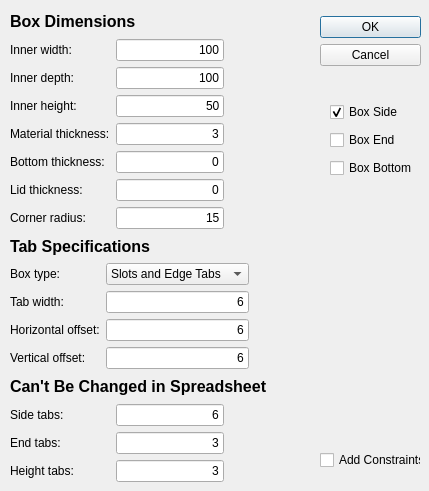
Qt form LivingHingeBox/Macro_LivingHingeBox.ui (gharley/FreeCAD_Macros) before a commit.
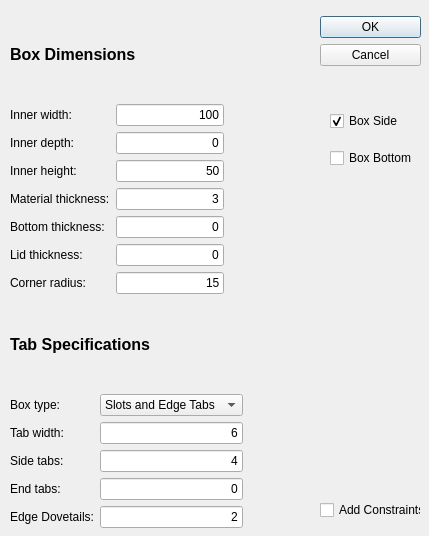
The same form after that commit.

Commit message: refactor and added temporary end lines

Patch:
```diff
--- a/LivingHingeBox/Macro_LivingHingeBox.ui
+++ b/LivingHingeBox/Macro_LivingHingeBox.ui
@@ -7,7 +7,7 @@
     <x>0</x>
     <y>0</y>
     <width>429</width>
-    <height>491</height>
+    <height>536</height>
    </rect>
   </property>
   <property name="windowTitle">
@@ -38,7 +38,7 @@
      <x>10</x>
      <y>10</y>
      <width>301</width>
-     <height>472</height>
+     <height>518</height>
     </rect>
    </property>
    <layout class="QVBoxLayout" name="verticalLayout">
@@ -200,7 +200,7 @@
          <string>&lt;html&gt;&lt;head/&gt;&lt;body&gt;&lt;p&gt;Radius of the hinge in degrees.&lt;/p&gt;&lt;/body&gt;&lt;/html&gt;</string>
         </property>
         <property name="text">
-         <string>100</string>
+         <string>0</string>
         </property>
         <property name="alignment">
          <set>Qt::AlignRight|Qt::AlignTrailing|Qt::AlignVCenter</set>
@@ -285,20 +285,7 @@
      </widget>
     </item>
     <item>
-     <layout class="QGridLayout" name="gridLayout_2" rowstretch="0,0,0,0,0,0,0,0,0,0,0">
-      <item row="1" column="0">
-       <widget class="QLabel" name="label_7">
-        <property name="text">
-         <string>Box type:</string>
-        </property>
-        <property name="scaledContents">
-         <bool>false</bool>
-        </property>
-        <property name="buddy">
-         <cstring>tabTypes</cstring>
-        </property>
-       </widget>
-      </item>
+     <layout class="QGridLayout" name="gridLayout_2" rowstretch="0,0,0,0,0,0,0,0,0,0,0,0,0,0,0">
       <item row="6" column="0">
        <widget class="QLabel" name="label_10">
         <property name="text">
@@ -312,10 +299,10 @@
         </property>
        </widget>
       </item>
-      <item row="9" column="0">
-       <widget class="QLabel" name="label_12">
+      <item row="1" column="0">
+       <widget class="QLabel" name="label_7">
         <property name="text">
-         <string>Horizontal offset:</string>
+         <string>Box type:</string>
         </property>
         <property name="scaledContents">
          <bool>false</bool>
@@ -325,26 +312,13 @@
         </property>
        </widget>
       </item>
-      <item row="10" column="0">
-       <widget class="QLabel" name="label_11">
-        <property name="text">
-         <string>Vertical offset:</string>
-        </property>
-        <property name="scaledContents">
-         <bool>false</bool>
-        </property>
-        <property name="buddy">
-         <cstring>offsetV</cstring>
-        </property>
-       </widget>
-      </item>
-      <item row="6" column="1">
-       <widget class="QLineEdit" name="tabWidth">
+      <item row="13" column="1">
+       <widget class="QLineEdit" name="numTabsHeight">
         <property name="toolTip">
          <string>&lt;html&gt;&lt;head/&gt;&lt;body&gt;&lt;p&gt;Specifies the width of tabs and slots.&lt;/p&gt;&lt;/body&gt;&lt;/html&gt;</string>
         </property>
         <property name="text">
-         <string>6</string>
+         <string>2</string>
         </property>
         <property name="alignment">
          <set>Qt::AlignRight|Qt::AlignTrailing|Qt::AlignVCenter</set>
@@ -354,37 +328,18 @@
         </property>
        </widget>
       </item>
-      <item row="10" column="1">
-       <widget class="QLineEdit" name="offsetV">
-        <property name="toolTip">
-         <string>&lt;html&gt;&lt;head/&gt;&lt;body&gt;&lt;p&gt;Specifies how far edge tabs are placed from the top and bottom.&lt;/p&gt;&lt;/body&gt;&lt;/html&gt;</string>
+      <item row="6" column="2">
+       <spacer name="horizontalSpacer_2">
+        <property name="orientation">
+         <enum>Qt::Horizontal</enum>
         </property>
-        <property name="text">
-         <string>6</string>
+        <property name="sizeHint" stdset="0">
+         <size>
+          <width>60</width>
+          <height>20</height>
+         </size>
         </property>
-        <property name="alignment">
-         <set>Qt::AlignRight|Qt::AlignTrailing|Qt::AlignVCenter</set>
-        </property>
-        <property name="placeholderText">
-         <string/>
-        </property>
-       </widget>
-      </item>
-      <item row="9" column="1">
-       <widget class="QLineEdit" name="offsetH">
-        <property name="toolTip">
-         <string>&lt;html&gt;&lt;head/&gt;&lt;body&gt;&lt;p&gt;Specifies how far side tabs and slots are placed from the edges.&lt;/p&gt;&lt;/body&gt;&lt;/html&gt;</string>
-        </property>
-        <property name="text">
-         <string>6</string>
-        </property>
-        <property name="alignment">
-         <set>Qt::AlignRight|Qt::AlignTrailing|Qt::AlignVCenter</set>
-        </property>
-        <property name="placeholderText">
-         <string/>
-        </property>
-       </widget>
+       </spacer>
       </item>
       <item row="1" column="1">
        <widget class="QComboBox" name="tabTypes">
@@ -411,44 +366,68 @@
         </item>
        </widget>
       </item>
-      <item row="6" column="2">
-       <spacer name="horizontalSpacer_2">
-        <property name="orientation">
-         <enum>Qt::Horizontal</enum>
+      <item row="10" column="1">
+       <widget class="QLineEdit" name="numTabsLength">
+        <property name="toolTip">
+         <string>&lt;html&gt;&lt;head/&gt;&lt;body&gt;&lt;p&gt;The number of tabs to place on the long side of the box.&lt;/p&gt;&lt;/body&gt;&lt;/html&gt;</string>
         </property>
-        <property name="sizeHint" stdset="0">
-         <size>
-          <width>60</width>
-          <height>20</height>
-         </size>
+        <property name="text">
+         <string>4</string>
         </property>
-       </spacer>
+        <property name="alignment">
+         <set>Qt::AlignRight|Qt::AlignTrailing|Qt::AlignVCenter</set>
+        </property>
+        <property name="placeholderText">
+         <string/>
+        </property>
+       </widget>
       </item>
-     </layout>
-    </item>
-    <item>
-     <widget class="QLabel" name="label_14">
-      <property name="enabled">
-       <bool>true</bool>
-      </property>
-      <property name="font">
-       <font>
-        <pointsize>12</pointsize>
-        <weight>75</weight>
-        <bold>true</bold>
-       </font>
-      </property>
-      <property name="statusTip">
-       <string>skip</string>
-      </property>
-      <property name="text">
-       <string>Can't Be Changed in Spreadsheet</string>
-      </property>
-     </widget>
-    </item>
-    <item>
-     <layout class="QGridLayout" name="gridLayout_3" columnminimumwidth="100,0,0">
-      <item row="0" column="0">
+      <item row="12" column="1">
+       <widget class="QLineEdit" name="numTabsDepth">
+        <property name="toolTip">
+         <string>&lt;html&gt;&lt;head/&gt;&lt;body&gt;&lt;p&gt;The number of tabs to place on the short side of the box. A value of zero will use the long side value.&lt;/p&gt;&lt;/body&gt;&lt;/html&gt;</string>
+        </property>
+        <property name="text">
+         <string>0</string>
+        </property>
+        <property name="alignment">
+         <set>Qt::AlignRight|Qt::AlignTrailing|Qt::AlignVCenter</set>
+        </property>
+        <property name="placeholderText">
+         <string/>
+        </property>
+       </widget>
+      </item>
+      <item row="13" column="0">
+       <widget class="QLabel" name="label_13">
+        <property name="text">
+         <string>Edge Dovetails:</string>
+        </property>
+        <property name="scaledContents">
+         <bool>false</bool>
+        </property>
+        <property name="buddy">
+         <cstring>numTabsHeight</cstring>
+        </property>
+       </widget>
+      </item>
+      <item row="6" column="1">
+       <widget class="QLineEdit" name="tabWidth">
+        <property name="toolTip">
+         <string>&lt;html&gt;&lt;head/&gt;&lt;body&gt;&lt;p&gt;Specifies the width of tabs and slots.&lt;/p&gt;&lt;/body&gt;&lt;/html&gt;</string>
+        </property>
+        <property name="text">
+         <string>6</string>
+        </property>
+        <property name="alignment">
+         <set>Qt::AlignRight|Qt::AlignTrailing|Qt::AlignVCenter</set>
+        </property>
+        <property name="placeholderText">
+         <string/>
+        </property>
+       </widget>
+      </item>
+      <item row="10" column="0">
        <widget class="QLabel" name="label_8">
         <property name="text">
          <string>Side tabs:</string>
@@ -461,7 +440,7 @@
         </property>
        </widget>
       </item>
-      <item row="1" column="0">
+      <item row="12" column="0">
        <widget class="QLabel" name="label_9">
         <property name="text">
          <string>End tabs:</string>
@@ -474,80 +453,6 @@
         </property>
        </widget>
       </item>
-      <item row="2" column="0">
-       <widget class="QLabel" name="label_13">
-        <property name="text">
-         <string>Height tabs:</string>
-        </property>
-        <property name="scaledContents">
-         <bool>false</bool>
-        </property>
-        <property name="buddy">
-         <cstring>numTabsHeight</cstring>
-        </property>
-       </widget>
-      </item>
-      <item row="1" column="1">
-       <widget class="QLineEdit" name="numTabsDepth">
-        <property name="toolTip">
-         <string>&lt;html&gt;&lt;head/&gt;&lt;body&gt;&lt;p&gt;The number of tabs to place on the depth (short side) of the box.  &lt;span style=&quot; font-weight:600;&quot;&gt;DON'T&lt;/span&gt; change these after generating the sketches. (or go ahead and see why)&lt;/p&gt;&lt;/body&gt;&lt;/html&gt;</string>
-        </property>
-        <property name="text">
-         <string>3</string>
-        </property>
-        <property name="alignment">
-         <set>Qt::AlignRight|Qt::AlignTrailing|Qt::AlignVCenter</set>
-        </property>
-        <property name="placeholderText">
-         <string/>
-        </property>
-       </widget>
-      </item>
-      <item row="2" column="1">
-       <widget class="QLineEdit" name="numTabsHeight">
-        <property name="toolTip">
-         <string>&lt;html&gt;&lt;head/&gt;&lt;body&gt;&lt;p&gt;The number of tabs to place on the height (edges) of the box.  &lt;span style=&quot; font-weight:600;&quot;&gt;DON'T&lt;/span&gt; change these after generating the sketches. (or go ahead and see why)&lt;/p&gt;&lt;/body&gt;&lt;/html&gt;</string>
-        </property>
-        <property name="text">
-         <string>3</string>
-        </property>
-        <property name="alignment">
-         <set>Qt::AlignRight|Qt::AlignTrailing|Qt::AlignVCenter</set>
-        </property>
-        <property name="placeholderText">
-         <string/>
-        </property>
-       </widget>
-      </item>
-      <item row="0" column="1">
-       <widget class="QLineEdit" name="numTabsLength">
-        <property name="toolTip">
-         <string>&lt;html&gt;&lt;head/&gt;&lt;body&gt;&lt;p&gt;The number of tabs to place on the width (long side) of the box.  &lt;span style=&quot; font-weight:600;&quot;&gt;DON'T&lt;/span&gt; change these after generating the sketches. (or go ahead and see why)&lt;/p&gt;&lt;/body&gt;&lt;/html&gt;</string>
-        </property>
-        <property name="text">
-         <string>6</string>
-        </property>
-        <property name="alignment">
-         <set>Qt::AlignRight|Qt::AlignTrailing|Qt::AlignVCenter</set>
-        </property>
-        <property name="placeholderText">
-         <string/>
-        </property>
-       </widget>
-      </item>
-      <item row="1" column="2">
-       <spacer name="horizontalSpacer_3">
-        <property name="orientation">
-         <enum>Qt::Horizontal</enum>
-        </property>
-        <property name="sizeHint" stdset="0">
-         <size>
-          <width>60</width>
-          <height>20</height>
-         </size>
-        </property>
-       </spacer>
-      </item>
      </layout>
     </item>
    </layout>
@@ -588,19 +493,6 @@
       </property>
      </widget>
     </item>
-    <item>
-     <widget class="QCheckBox" name="chkEnd">
-      <property name="toolTip">
-       <string>&lt;html&gt;&lt;head/&gt;&lt;body&gt;&lt;p&gt;Check to generate a sketch for the short side (depth) of the box.&lt;/p&gt;&lt;/body&gt;&lt;/html&gt;</string>
-      </property>
-      <property name="text">
-       <string>Box End</string>
-      </property>
-      <property name="checked">
-       <bool>false</bool>
-      </property>
-     </widget>
-    </item>
     <item>
      <widget class="QCheckBox" name="chkBottom">
       <property name="toolTip">
@@ -620,7 +512,7 @@
    <property name="geometry">
     <rect>
      <x>320</x>
-     <y>450</y>
+     <y>500</y>
      <width>101</width>
      <height>20</height>
     </rect>
```
Left out of the diff: 21 changed lines with no effect on the pictures. The commit also changes 1 other file.
